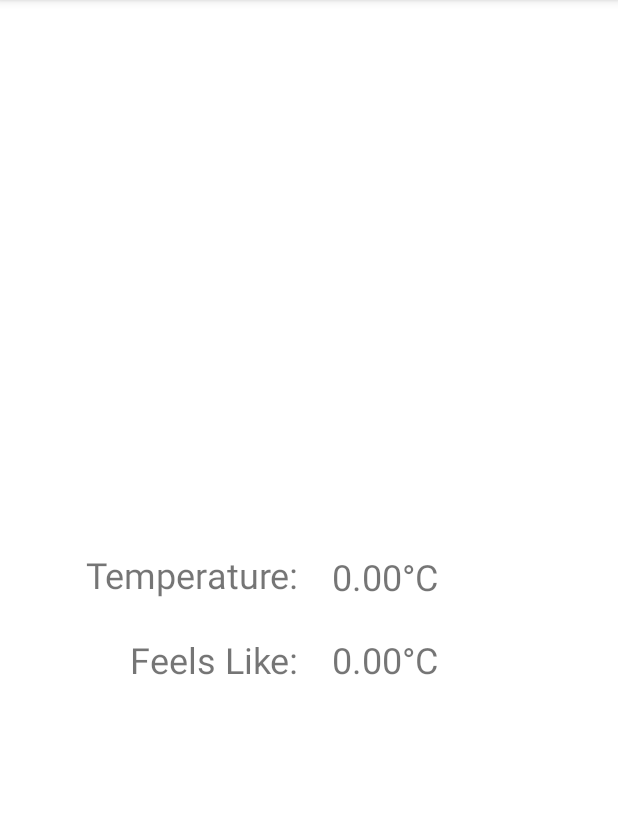
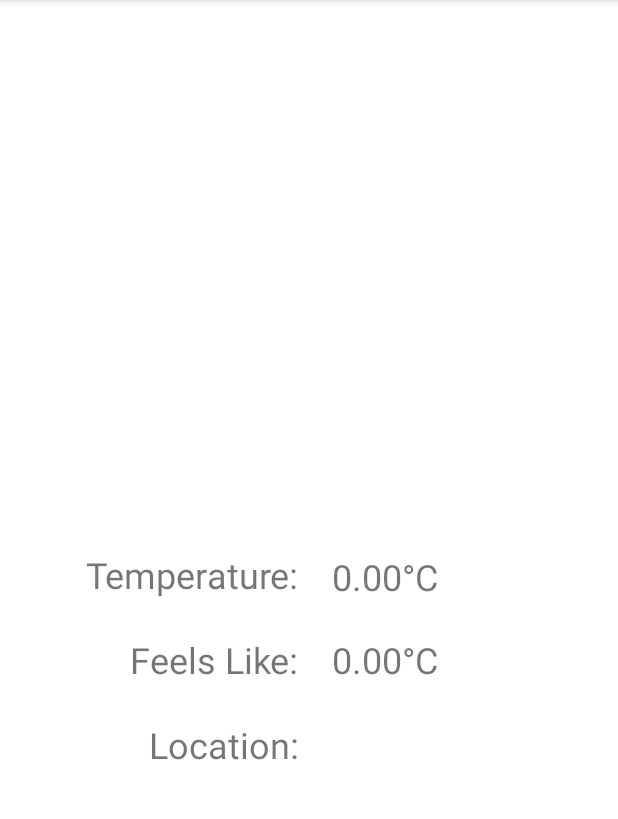
Before and after one commit to jeppevinkel/WeatherApp, an Android app: the screen it shows after launch (MainActivity), on a phone screen of 412 x 824 dp, the part 84-903 px from its top. Run offline under Robolectric (Android 15) with nearby library versions, the phone set to English and light mode, and no system bars; our stand-ins replace Volley; network calls fail.

Commit message:
Add crude gps implementation

```diff
--- a/app/src/main/AndroidManifest.xml
+++ b/app/src/main/AndroidManifest.xml
@@ -2,6 +2,8 @@
 <manifest xmlns:android="http://schemas.android.com/apk/res/android"
     package="com.jeppdev.weatherapp">
 
+    <uses-permission android:name="android.permission.ACCESS_COARSE_LOCATION" />
+    <uses-permission android:name="android.permission.ACCESS_FINE_LOCATION" />
     <uses-permission android:name="android.permission.INTERNET" />
 
     <application
--- a/app/src/main/java/com/jeppdev/weatherapp/viewmodels/WeatherViewModel.kt
+++ b/app/src/main/java/com/jeppdev/weatherapp/viewmodels/WeatherViewModel.kt
@@ -21,7 +21,7 @@ class WeatherViewModel(application: Application) : AndroidViewModel(application)
     }
 
     fun updateWeather() {
-        val url = "https://api.openweathermap.org/data/2.5/weather?q=Odense&appid=254b060232f8bc0ce1f558683ba8d5dc"
+        val url = "https://api.openweathermap.org/data/2.5/weather?q=Odense,Denmark&appid=254b060232f8bc0ce1f558683ba8d5dc"
 
         val jsonObjectRequest = JsonObjectRequest(
             Request.Method.GET, url, null,
--- a/app/src/main/java/com/jeppdev/weatherapp/views/MainActivity.kt
+++ b/app/src/main/java/com/jeppdev/weatherapp/views/MainActivity.kt
@@ -1,16 +1,29 @@
 package com.jeppdev.weatherapp.views
 
+import android.Manifest
+import android.content.Context
+import android.content.pm.PackageManager
+import android.location.Location
+import android.location.LocationListener
+import android.location.LocationManager
 import androidx.appcompat.app.AppCompatActivity
 import android.os.Bundle
 import android.util.Log
 import android.widget.TextView
+import android.widget.Toast
 import androidx.activity.viewModels
+import androidx.core.app.ActivityCompat
+import androidx.core.content.ContextCompat
 import com.jeppdev.weatherapp.R
 import com.jeppdev.weatherapp.viewmodels.WeatherViewModel
 
-class MainActivity : AppCompatActivity() {
+class MainActivity : AppCompatActivity(), LocationListener {
+    val locationPermissionCode = 2
+
     private lateinit var temperatureTextView: TextView
     private lateinit var feelsLikeTextView: TextView
+    private lateinit var locationTextView: TextView
+    private lateinit var locationManager: LocationManager
     private val weatherViewModel: WeatherViewModel by viewModels()
 
     override fun onCreate(savedInstanceState: Bundle?) {
@@ -19,6 +32,7 @@ class MainActivity : AppCompatActivity() {
 
         temperatureTextView = findViewById(R.id.temperature_text)
         feelsLikeTextView = findViewById(R.id.feels_like_text)
+        locationTextView = findViewById(R.id.location_text)
 
         weatherViewModel.getWeather().observe(this, { weather ->
             temperatureTextView.text = "%.2f°C".format(weather.temperature - 273.15)
@@ -26,6 +40,45 @@ class MainActivity : AppCompatActivity() {
             Log.d("WEATHER_LOG", "Weather changed!")
         })
 
+        getLocation()
         weatherViewModel.updateWeather()
     }
+
+    private fun getLocation() {
+        locationManager = getSystemService(Context.LOCATION_SERVICE) as LocationManager
+
+        if ((ContextCompat.checkSelfPermission(this, Manifest.permission.ACCESS_FINE_LOCATION) != PackageManager.PERMISSION_GRANTED)) {
+            ActivityCompat.requestPermissions(this, arrayOf(Manifest.permission.ACCESS_FINE_LOCATION), locationPermissionCode)
+        }
+        locationManager.requestLocationUpdates(LocationManager.GPS_PROVIDER, 5000, 5f, this)
+    }
+
+    override fun onLocationChanged(location: Location?) {
+        locationTextView.text = ("Latitude: %s, Longitude: %s".format(location?.latitude, location?.longitude))
+    }
+
+    override fun onStatusChanged(provider: String?, status: Int, extras: Bundle?) {
+        Log.d("WEATHER_LOG", "onStatusChanged: %s (%s)".format(provider, status))
+    }
+
+    override fun onProviderEnabled(provider: String?) {
+        Log.d("WEATHER_LOG", "onProviderEnabled: %s".format(provider))
+    }
+
+    override fun onProviderDisabled(provider: String?) {
+        Log.d("WEATHER_LOG", "onProviderDisabled: %s".format(provider))
+    }
+
+    override fun onRequestPermissionsResult(requestCode: Int, permissions: Array<out String>, grantResults: IntArray) {
+        super.onRequestPermissionsResult(requestCode, permissions, grantResults)
+
+        if (requestCode == locationPermissionCode) {
+            if (grantResults.isNotEmpty() && grantResults[0] == PackageManager.PERMISSION_GRANTED) {
+                Toast.makeText(this, "Permission Granted", Toast.LENGTH_SHORT).show()
+            }
+            else {
+                Toast.makeText(this, "Permission Denied", Toast.LENGTH_SHORT).show()
+            }
+        }
+    }
 }
--- a/app/src/main/res/layout/activity_main.xml
+++ b/app/src/main/res/layout/activity_main.xml
@@ -48,4 +48,23 @@
         app:layout_constraintStart_toEndOf="@+id/feels_like_label"
         app:layout_constraintTop_toTopOf="@+id/feels_like_label" />
 
+    <TextView
+        android:id="@+id/location_label"
+        android:layout_width="wrap_content"
+        android:layout_height="wrap_content"
+        android:layout_marginTop="24dp"
+        android:text="Location: "
+        android:textSize="24sp"
+        app:layout_constraintEnd_toEndOf="@+id/feels_like_label"
+        app:layout_constraintTop_toBottomOf="@+id/feels_like_label" />
+
+    <TextView
+        android:id="@+id/location_text"
+        android:layout_width="wrap_content"
+        android:layout_height="wrap_content"
+        android:layout_marginStart="16dp"
+        android:textSize="24sp"
+        app:layout_constraintStart_toEndOf="@+id/location_label"
+        app:layout_constraintTop_toTopOf="@+id/location_label" />
+
 </androidx.constraintlayout.widget.ConstraintLayout>
```
